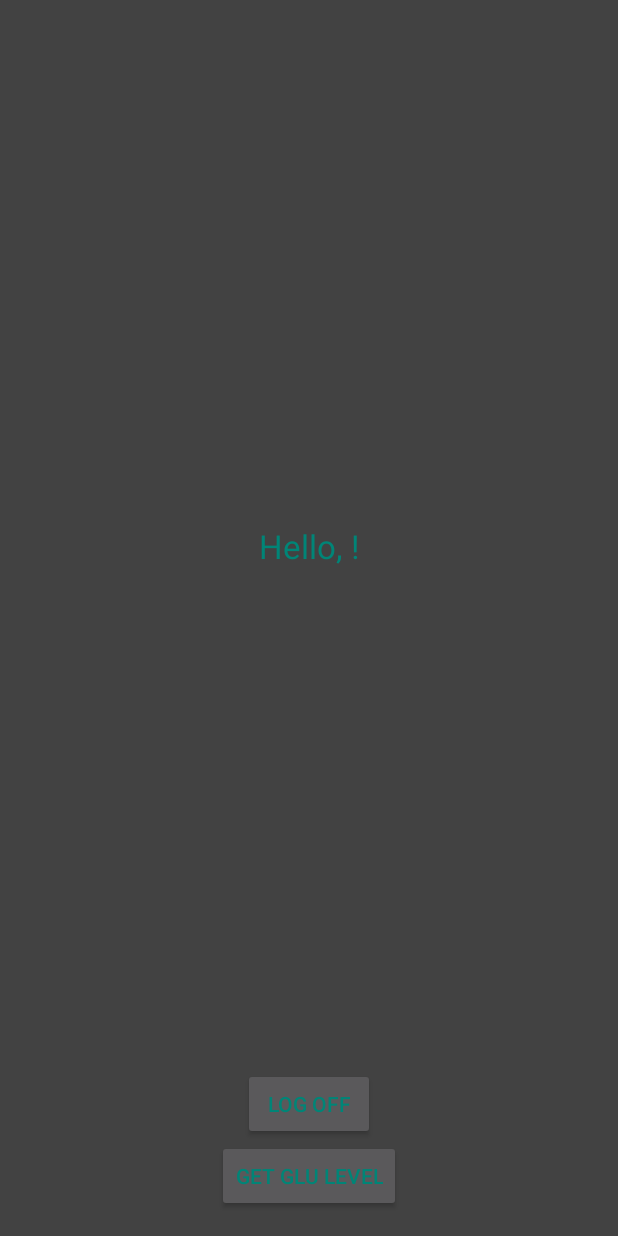
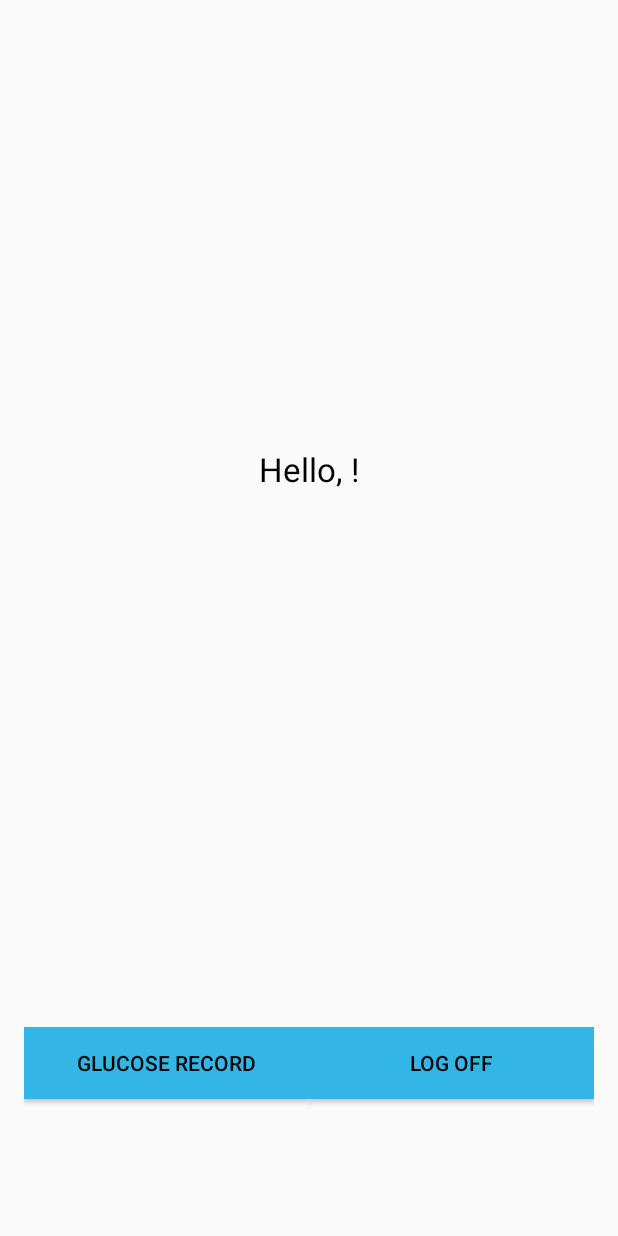
Before and after one commit to rhythm003/Type1, an Android app: the MainActivity screen opened directly, with no data from a screen before it, on a phone screen of 412 x 824 dp. Run offline under Robolectric (Android 15) with nearby library versions, the phone set to English and light mode, and no system bars; our stand-ins replace Volley; network calls fail.

Commit message:
plot added

```diff
--- a/app/build.gradle
+++ b/app/build.gradle
@@ -24,4 +24,5 @@ dependencies {
     testCompile 'junit:junit:4.12'
     compile 'com.android.support:appcompat-v7:24.1.1'
     compile 'com.android.volley:volley:1.0.0'
+    compile "com.androidplot:androidplot-core:0.9.8"
 }
--- a/app/src/main/java/com/rhythm003/app/AppConfig.java
+++ b/app/src/main/java/com/rhythm003/app/AppConfig.java
@@ -5,10 +5,10 @@ package com.rhythm003.app;
  */
 public class AppConfig {
     // Server user login url
-    public static String URL_LOGIN = "http://10.0.0.19:8888/type1_api/v1/login";
+    public static String URL_LOGIN = "http://rhythm003.noip.me:8080/type1_api/v1/login";
 
     // Server user register url
-    public static String URL_REGISTER = "htto://10.0.0.19:8888/type1_api/v1/register";
+    public static String URL_REGISTER = "http://rhythm003.noip.me:8080/type1_api/v1/register";
 
-    public static String URL_GLU = "http://10.0.0.19:8888/type1_api/v1/glucose/2";
+    public static String URL_GLU = "http://rhythm003.noip.me:8080/type1_api/v1/glucose";
 }
--- a/app/src/main/java/com/rhythm003/help/SessionManager.java
+++ b/app/src/main/java/com/rhythm003/help/SessionManager.java
@@ -31,14 +31,13 @@ public class SessionManager {
         editor = pref.edit();
     }
 
-    public void setLogin(String uid, String name, String email, String pass) {
+    public void setLogin(String name, String email, String apikey) {
 
         editor.putBoolean(KEY_IS_LOGGEDIN, true);
         // commit changes
-        editor.putString("USER_ID", uid);
         editor.putString("USER_NAME", name);
         editor.putString("USER_EMAIL", email);
-        editor.putString("USER_PASS", pass);
+        editor.putString("USER_APIKEY", apikey);
         editor.commit();
 
         Log.d(TAG, "User login session modified!(login)");
@@ -56,6 +55,9 @@ public class SessionManager {
     public String getUSER_EMAIL() {
         return pref.getString("USER_EMAIL", "");
     }
+    public String getUSER_APIKEY() {
+        return pref.getString("USER_APIKEY", "");
+    }
     public boolean isLoggedIn(){
         return pref.getBoolean(KEY_IS_LOGGEDIN, false);
     }
--- a/app/src/main/java/com/rhythm003/type1/LoginActivity.java
+++ b/app/src/main/java/com/rhythm003/type1/LoginActivity.java
@@ -114,7 +114,7 @@ public class LoginActivity extends AppCompatActivity {
                     if (!error) {
                         // user successfully logged in
                         // Create login session
-                        session.setLogin(jObj.getString("uid"), jObj.getString("name"), etEmail.getText().toString().trim(), etPass.getText().toString().trim());
+                        session.setLogin(jObj.getString("name"), jObj.getString("email"), jObj.getString("apikey"));
 
                         // Now store the user in SQLite
 //                        String uid = jObj.getString("uid");
--- a/app/src/main/res/layout/activity_main.xml
+++ b/app/src/main/res/layout/activity_main.xml
@@ -12,26 +12,39 @@
 
     <TextView
         android:layout_width="fill_parent"
-        android:layout_height="wrap_content"
+        android:layout_height="fill_parent"
         android:textAppearance="?android:attr/textAppearanceLarge"
         android:text="Hello!"
         android:id="@+id/tvHello"
         android:layout_centerVertical="true"
         android:layout_centerHorizontal="true"
         android:layout_gravity="center_horizontal"
-        android:layout_weight="3"
+        android:layout_weight="1"
         android:gravity="center" />
 
-    <Button
-        android:layout_width="wrap_content"
-        android:layout_height="wrap_content"
-        android:text="Log off"
-        android:id="@+id/btLogoff"
-        android:layout_gravity="center_horizontal" />
-    <Button
-        android:layout_width="wrap_content"
-        android:layout_height="wrap_content"
-        android:text="get glu level"
-        android:layout_gravity="center_horizontal"
-        android:id="@+id/btGetLevel" />
+    <LinearLayout
+        android:orientation="horizontal"
+        android:layout_width="fill_parent"
+        android:layout_height="fill_parent"
+        android:layout_weight="3">
+        <Button
+            android:layout_width="fill_parent"
+            android:layout_height="wrap_content"
+            android:text="Glucose Record"
+            android:layout_gravity="center"
+            android:id="@+id/btGluLevel"
+            android:layout_weight="1"
+            android:background="@android:color/holo_blue_light" />
+        <Button
+            android:layout_width="fill_parent"
+            android:layout_height="wrap_content"
+            android:text="Log off"
+            android:id="@+id/btLogoff"
+            android:layout_gravity="center"
+            android:layout_weight="1"
+            android:background="@android:color/holo_blue_light" />
+
+
+    </LinearLayout>
+
 </LinearLayout>
--- a/app/src/main/res/values/styles.xml
+++ b/app/src/main/res/values/styles.xml
@@ -1,13 +1,27 @@
 <resources>
 
     <!-- Base application theme. -->
-    <style name="AppTheme" parent="Theme.AppCompat.NoActionBar">
+    <style name="AppTheme" parent="Theme.AppCompat.Light.NoActionBar">
         <!-- Customize your theme here. -->
-        <item name="colorPrimary">@color/material_deep_teal_500</item>
-        <item name="colorPrimaryDark">@color/material_blue_grey_900</item>
-        <item name="colorAccent">@color/colorAccent</item>
-        <item name="android:colorBackground">@color/background_floating_material_dark</item>
-        <item name="android:textColorPrimary">@color/accent_material_light</item>
+        <item name="colorPrimary">@android:color/holo_blue_light</item>
+        <item name="colorPrimaryDark">@android:color/holo_blue_dark</item>
+        <item name="colorAccent">@android:color/darker_gray</item>
+        <item name="android:colorBackground">@color/background_material_light</item>
+        <item name="android:textColorPrimary">@android:color/primary_text_light</item>
+        <item name="android:textColorPrimaryInverse">@android:color/primary_text_dark</item>
+        <item name="android:textColorSecondary">@android:color/secondary_text_light</item>
+        <item name="android:textColorSecondaryInverse">@android:color/secondary_text_dark</item>
     </style>
 
+    <style name="AppThemeAC" parent="Theme.AppCompat.Light">
+        <!-- Customize your theme here. -->
+        <item name="colorPrimary">@android:color/holo_blue_light</item>
+        <item name="colorPrimaryDark">@android:color/holo_blue_dark</item>
+        <item name="colorAccent">@android:color/darker_gray</item>
+        <item name="android:colorBackground">@color/background_material_light</item>
+        <item name="android:textColorPrimary">@android:color/primary_text_light</item>
+        <item name="android:textColorPrimaryInverse">@android:color/primary_text_dark</item>
+        <item name="android:textColorSecondary">@android:color/secondary_text_light</item>
+        <item name="android:textColorSecondaryInverse">@android:color/secondary_text_dark</item>
+    </style>
 </resources>
```
Also changed, not shown: app/src/main/AndroidManifest.xml (+9 -3 lines), app/src/main/java/com/rhythm003/type1/GluActivity.java (added, +166 -0 lines), app/src/main/java/com/rhythm003/type1/MainActivity.java (+16 -3 lines), app/src/main/res/layout/activity_glu.xml (added, +44 -0 lines), app/src/main/res/layout/activity_login.xml (+6 -3 lines), app/src/main/res/layout/activity_reg.xml (+12 -2 lines).
